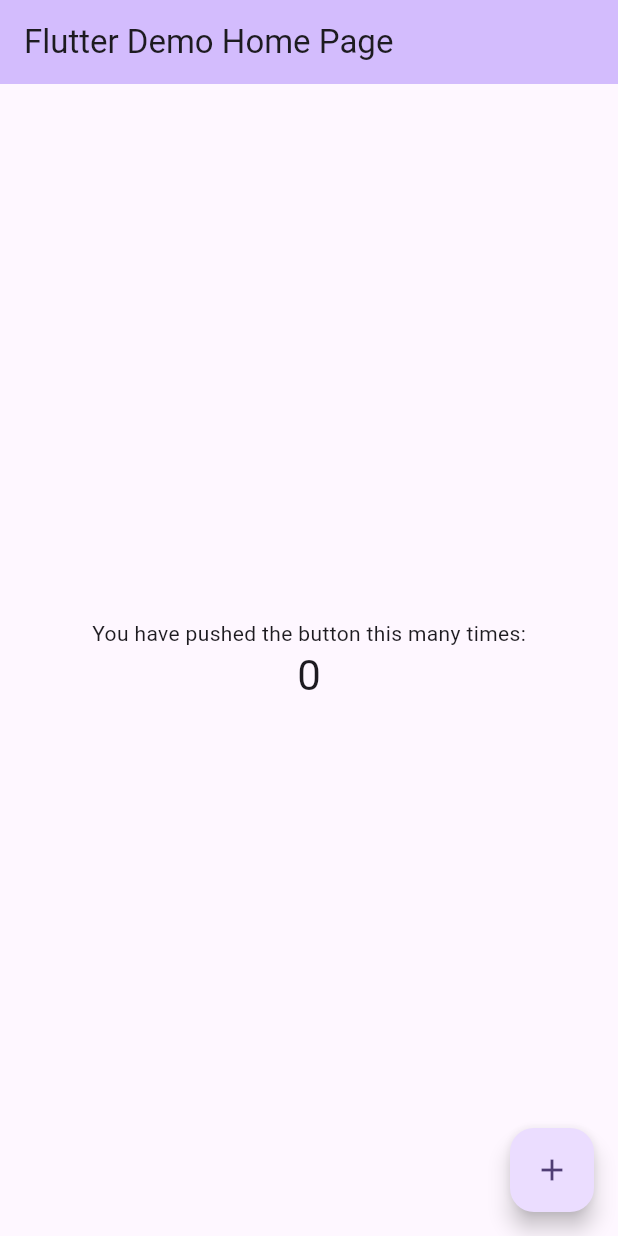
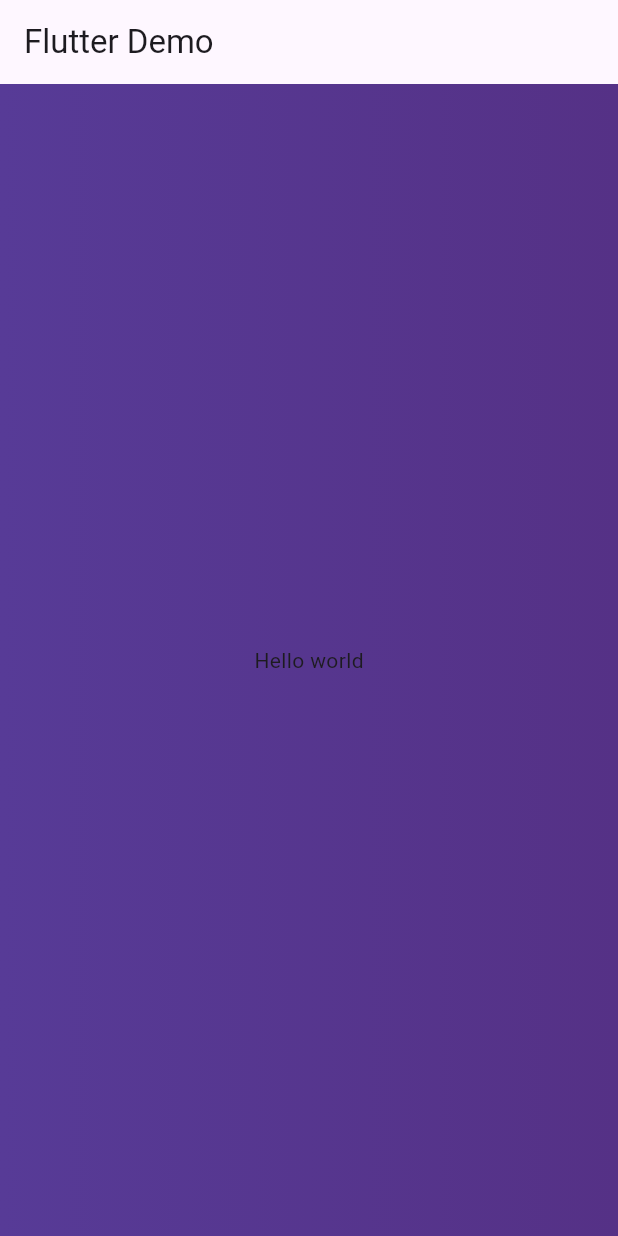
Before and after one commit to Dolma455/push_notification_to_android, a Flutter app: the screen it shows after launch, on a phone screen of 412 x 824 dp. Run offline on Flutter 3.47's test engine with Material 3 defaults, Android fonts, the phone set to English and light mode, and no system bars; our stand-ins replace firebase_core, firebase_messaging, flutter_local_notifications; accounts and stored records are empty.

Commit message:
feat: Gradient color added successfully

```diff
--- /dev/null
+++ b/first_project_android/lib/app/app.dart
@@ -0,0 +1,40 @@
+import 'package:firebase_messaging/firebase_messaging.dart';
+import 'package:first_project_android/screen/home_page.dart';
+import 'package:flutter/material.dart';
+
+class MyApp extends StatefulWidget {
+  const MyApp({super.key});
+
+  @override
+  State<MyApp> createState() => _MyAppState();
+}
+
+class _MyAppState extends State<MyApp> {
+  void setUpPushNotification() async {
+    final fcm = FirebaseMessaging.instance;
+    await fcm.requestPermission();
+    fcm.subscribeToTopic(
+        'chat'); //send notification to all who have installed app
+
+    // final token = await fcm.getToken();
+    // print(token);
+  }
+
+  @override
+  void initState() {
+    super.initState();
+    setUpPushNotification();
+  }
+
+  @override
+  Widget build(BuildContext context) {
+    return MaterialApp(
+      title: 'Flutter Demo',
+      theme: ThemeData(
+        colorScheme: ColorScheme.fromSeed(seedColor: Colors.deepPurple),
+        useMaterial3: true,
+      ),
+      home: const HomePage(),
+    );
+  }
+}
--- a/first_project_android/lib/main.dart
+++ b/first_project_android/lib/main.dart
@@ -1,8 +1,7 @@
 import 'package:firebase_core/firebase_core.dart';
-import 'package:firebase_messaging/firebase_messaging.dart';
+import 'package:first_project_android/app/app.dart';
 import 'package:flutter/material.dart';
 import 'package:flutter_local_notifications/flutter_local_notifications.dart';
-
 AndroidNotificationChannel channel = const AndroidNotificationChannel(
   'high_importance_channel', // id
   'High Importance Notifications', // title
@@ -25,143 +24,3 @@ void main() async {
   ));
   runApp(const MyApp());
 }
-
-class MyApp extends StatefulWidget {
-  const MyApp({super.key});
-
-  @override
-  State<MyApp> createState() => _MyAppState();
-}
-
-class _MyAppState extends State<MyApp> {
-  void setUpPushNotification() async {
-    final fcm = FirebaseMessaging.instance;
-    await fcm.requestPermission();
-    fcm.subscribeToTopic(
-        'chat'); //send notification to all who have installed app or subscribed
-
-    // final token = await fcm.getToken();
-    // print(token);
-  }
-
-  @override
-  void initState() {
-    super.initState();
-    setUpPushNotification();
-  }
-
-  @override
-  Widget build(BuildContext context) {
-    return MaterialApp(
-      title: 'Flutter Demo',
-      theme: ThemeData(
-        // This is the theme of your application.
-        //
-        // TRY THIS: Try running your application with "flutter run". You'll see
-        // the application has a blue toolbar. Then, without quitting the app,
-        // try changing the seedColor in the colorScheme below to Colors.green
-        // and then invoke "hot reload" (save your changes or press the "hot
-        // reload" button in a Flutter-supported IDE, or press "r" if you used
-        // the command line to start the app).
-        //
-        // Notice that the counter didn't reset back to zero; the application
-        // state is not lost during the reload. To reset the state, use hot
-        // restart instead.
-        //
-        // This works for code too, not just values: Most code changes can be
-        // tested with just a hot reload.
-        colorScheme: ColorScheme.fromSeed(seedColor: Colors.deepPurple),
-        useMaterial3: true,
-      ),
-      home: const MyHomePage(title: 'Flutter Demo Home Page'),
-    );
-  }
-}
-
-class MyHomePage extends StatefulWidget {
-  const MyHomePage({super.key, required this.title});
-
-  // This widget is the home page of your application. It is stateful, meaning
-  // that it has a State object (defined below) that contains fields that affect
-  // how it looks.
-
-  // This class is the configuration for the state. It holds the values (in this
-  // case the title) provided by the parent (in this case the App widget) and
-  // used by the build method of the State. Fields in a Widget subclass are
-  // always marked "final".
-
-  final String title;
-
-  @override
-  State<MyHomePage> createState() => _MyHomePageState();
-}
-
-class _MyHomePageState extends State<MyHomePage> {
-  int _counter = 0;
-
-  void _incrementCounter() {
-    setState(() {
-      // This call to setState tells the Flutter framework that something has
-      // changed in this State, which causes it to rerun the build method below
-      // so that the display can reflect the updated values. If we changed
-      // _counter without calling setState(), then the build method would not be
-      // called again, and so nothing would appear to happen.
-      _counter++;
-    });
-  }
-
-  @override
-  Widget build(BuildContext context) {
-    // This method is rerun every time setState is called, for instance as done
-    // by the _incrementCounter method above.
-    //
-    // The Flutter framework has been optimized to make rerunning build methods
-    // fast, so that you can just rebuild anything that needs updating rather
-    // than having to individually change instances of widgets.
-    return Scaffold(
-      appBar: AppBar(
-        // TRY THIS: Try changing the color here to a specific color (to
-        // Colors.amber, perhaps?) and trigger a hot reload to see the AppBar
-        // change color while the other colors stay the same.
-        backgroundColor: Theme.of(context).colorScheme.inversePrimary,
-        // Here we take the value from the MyHomePage object that was created by
-        // the App.build method, and use it to set our appbar title.
-        title: Text(widget.title),
-      ),
-      body: Center(
-        // Center is a layout widget. It takes a single child and positions it
-        // in the middle of the parent.
-        child: Column(
-          // Column is also a layout widget. It takes a list of children and
-          // arranges them vertically. By default, it sizes itself to fit its
-          // children horizontally, and tries to be as tall as its parent.
-          //
-          // Column has various properties to control how it sizes itself and
-          // how it positions its children. Here we use mainAxisAlignment to
-          // center the children vertically; the main axis here is the vertical
-          // axis because Columns are vertical (the cross axis would be
-          // horizontal).
-          //
-          // TRY THIS: Invoke "debug painting" (choose the "Toggle Debug Paint"
-          // action in the IDE, or press "p" in the console), to see the
-          // wireframe for each widget.
-          mainAxisAlignment: MainAxisAlignment.center,
-          children: <Widget>[
-            const Text(
-              'You have pushed the button this many times:',
-            ),
-            Text(
-              '$_counter',
-              style: Theme.of(context).textTheme.headlineMedium,
-            ),
-          ],
-        ),
-      ),
-      floatingActionButton: FloatingActionButton(
-        onPressed: _incrementCounter,
-        tooltip: 'Increment',
-        child: const Icon(Icons.add),
-      ), // This trailing comma makes auto-formatting nicer for build methods.
-    );
-  }
-}
--- /dev/null
+++ b/first_project_android/lib/screen/home_page.dart
@@ -0,0 +1,25 @@
+import 'package:flutter/material.dart';
+
+class HomePage extends StatelessWidget {
+  const HomePage({super.key});
+
+  @override
+  Widget build(BuildContext context) {
+    return Scaffold(
+      appBar: AppBar(
+        title: const Text("Flutter Demo"),
+      ),
+      body: Container(
+        decoration: const BoxDecoration(
+          gradient: LinearGradient(colors: [
+            Color.fromARGB(255, 87, 59, 151),
+            Color.fromARGB(255, 85, 49, 134)
+          ]),
+        ),
+        child: const Center(
+          child: Text("Hello world"),
+        ),
+      ),
+    );
+  }
+}
```
Also changed, not shown: 1 other file.
